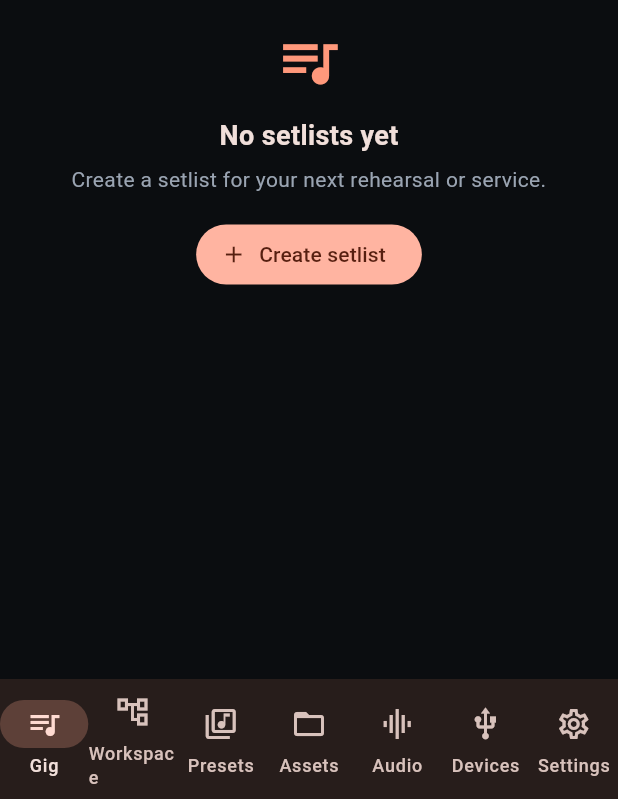
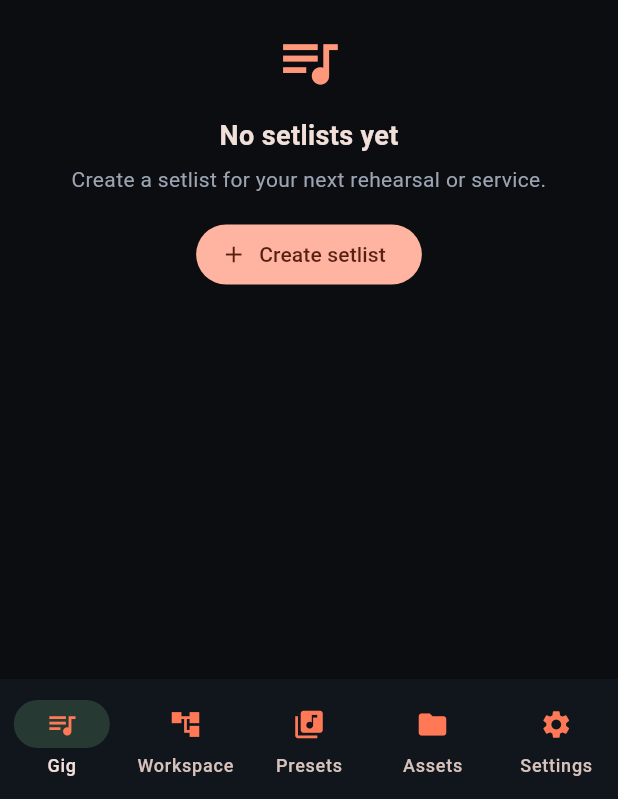
Before and after one commit to vcatindig06/rigcanvas, a Flutter app: the screen it shows after launch, on a phone screen of 412 x 824 dp, the part 437-1236 px from its top. Run offline on Flutter 3.47's test engine with Material 3 defaults, Android fonts, the phone set to English and light mode, and no system bars; our stand-ins replace file_picker, material_ui; missing offline and left inert: bluetooth_low_energy, dart:ffi.

Commit message:
feat(ui): streamline navigation and add pedalboard hardware visuals

```diff
--- a/app/lib/src/app.dart
+++ b/app/lib/src/app.dart
@@ -9,11 +9,9 @@ import 'data/asset_repository.dart';
 import 'data/preset_repository.dart';
 import 'data/setlist_repository.dart';
 import 'screens/asset_library_screen.dart';
-import 'screens/audio_engine_screen.dart';
-import 'screens/feature_placeholder_screen.dart';
-import 'screens/device_discovery_screen.dart';
 import 'screens/gig_view_screen.dart';
 import 'screens/preset_library_screen.dart';
+import 'screens/settings_screen.dart';
 import 'screens/workspace_screen.dart';
 import 'state/asset_controller.dart';
 import 'state/preset_controller.dart';
@@ -98,6 +96,17 @@ class _RigCanvasAppState extends State<RigCanvasApp> {
           surfaceTintColor: Colors.transparent,
           centerTitle: false,
         ),
+        navigationBarTheme: NavigationBarThemeData(
+          backgroundColor: const Color(0xFF11161C),
+          indicatorColor: const Color(0xFF263A33),
+          iconTheme: WidgetStateProperty.resolveWith<IconThemeData>(
+            (states) => const IconThemeData(color: Color(0xFFFF7956), size: 22),
+          ),
+        ),
+        navigationRailTheme: const NavigationRailThemeData(
+          selectedIconTheme: IconThemeData(color: Color(0xFFFF7956)),
+          unselectedIconTheme: IconThemeData(color: Color(0xFFFF7956)),
+        ),
       ),
       home: RigCanvasShell(
         presetController: _presetController,
@@ -134,41 +143,11 @@ class _RigCanvasShellState extends State<RigCanvasShell> {
   int _selectedIndex = 0;
 
   static const _destinations = <NavigationDestination>[
-    NavigationDestination(
-      icon: Icon(Icons.queue_music_outlined),
-      selectedIcon: Icon(Icons.queue_music),
-      label: 'Gig',
-    ),
-    NavigationDestination(
-      icon: Icon(Icons.account_tree_outlined),
-      selectedIcon: Icon(Icons.account_tree),
-      label: 'Workspace',
-    ),
-    NavigationDestination(
-      icon: Icon(Icons.library_music_outlined),
-      selectedIcon: Icon(Icons.library_music),
-      label: 'Presets',
-    ),
-    NavigationDestination(
-      icon: Icon(Icons.folder_open_outlined),
-      selectedIcon: Icon(Icons.folder_open),
-      label: 'Assets',
-    ),
-    NavigationDestination(
-      icon: Icon(Icons.graphic_eq_outlined),
-      selectedIcon: Icon(Icons.graphic_eq),
-      label: 'Audio',
-    ),
-    NavigationDestination(
-      icon: Icon(Icons.usb_outlined),
-      selectedIcon: Icon(Icons.usb),
-      label: 'Devices',
-    ),
-    NavigationDestination(
-      icon: Icon(Icons.settings_outlined),
-      selectedIcon: Icon(Icons.settings),
-      label: 'Settings',
-    ),
+    NavigationDestination(icon: Icon(Icons.queue_music), selectedIcon: Icon(Icons.queue_music), label: 'Gig'),
+    NavigationDestination(icon: Icon(Icons.account_tree), selectedIcon: Icon(Icons.account_tree), label: 'Workspace'),
+    NavigationDestination(icon: Icon(Icons.library_music), selectedIcon: Icon(Icons.library_music), label: 'Presets'),
+    NavigationDestination(icon: Icon(Icons.folder), selectedIcon: Icon(Icons.folder), label: 'Assets'),
+    NavigationDestination(icon: Icon(Icons.settings), selectedIcon: Icon(Icons.settings), label: 'Settings'),
   ];
 
   Widget _pageForIndex() {
@@ -196,25 +175,15 @@ class _RigCanvasShellState extends State<RigCanvasShell> {
           controller: widget.assetController,
         );
       case 4:
-        return AudioEngineScreen(
-          key: const ValueKey('audio-engine'),
-          controller: widget.presetController,
+        return SettingsScreen(
+          key: const ValueKey('settings'),
+          presetController: widget.presetController,
           assetController: widget.assetController,
-        );
-      case 5:
-        return DeviceDiscoveryScreen(
-          key: const ValueKey('devices'),
-          inventory: widget.usbInventory,
+          usbInventory: widget.usbInventory,
           hardwareGateway: widget.hardwareGateway,
         );
       default:
-        return const FeaturePlaceholderScreen(
-          key: ValueKey('settings'),
-          title: 'Settings',
-          description:
-              'Connection preferences, audio settings, appearance, and diagnostics will live here.',
-          icon: Icons.settings_outlined,
-        );
+        return const SizedBox.shrink();
     }
   }
 
--- a/app/lib/src/screens/asset_library_screen.dart
+++ b/app/lib/src/screens/asset_library_screen.dart
@@ -264,7 +264,7 @@ class _AssetLibraryScreenState extends State<AssetLibraryScreen> {
                   suffixIcon: _searchController.text.isEmpty
                       ? null
                       : IconButton(
-                          tooltip: 'Clear search',
+                          tooltip: '',
                           onPressed: () {
                             _searchController.clear();
                             setState(() {});
@@ -393,7 +393,7 @@ class _AssetCard extends StatelessWidget {
                   ),
                 ),
                 IconButton(
-                  tooltip: asset.isFavorite ? 'Remove favorite' : 'Add favorite',
+                  tooltip: '',
                   onPressed: onFavorite,
                   icon: Icon(
                     asset.isFavorite ? Icons.star : Icons.star_border,
@@ -403,7 +403,7 @@ class _AssetCard extends StatelessWidget {
                   ),
                 ),
                 PopupMenuButton<String>(
-                  tooltip: 'Asset actions',
+                  tooltip: '',
                   onSelected: (value) {
                     if (value == 'edit') onEdit();
                     if (value == 'delete') onDelete();
--- a/app/lib/src/screens/effect_model_picker_dialog.dart
+++ b/app/lib/src/screens/effect_model_picker_dialog.dart
@@ -166,7 +166,7 @@ class _EffectModelPickerDialogState extends State<EffectModelPickerDialog> {
                 suffixIcon: _searchController.text.isEmpty
                     ? null
                     : IconButton(
-                        tooltip: 'Clear search',
+                        tooltip: '',
                         onPressed: () {
                           _searchController.clear();
                           setState(() {});
--- a/app/lib/src/screens/gig_view_screen.dart
+++ b/app/lib/src/screens/gig_view_screen.dart
@@ -294,7 +294,7 @@ class _GigViewScreenState extends State<GigViewScreen> {
                     ),
                     const SizedBox(width: 8),
                     PopupMenuButton<String>(
-                      tooltip: 'Setlist actions',
+                      tooltip: '',
                       onSelected: (action) {
                         if (action == 'rename') _renameSetlist(setlist);
                         if (action == 'delete') _deleteSetlist(setlist);
@@ -384,13 +384,14 @@ class _GigViewScreenState extends State<GigViewScreen> {
                                     mainAxisSize: MainAxisSize.min,
                                     children: [
                                       IconButton(
-                                        tooltip: 'Load local rig',
+                                        tooltip: '',
                                         onPressed: preset == null
                                             ? null
                                             : () => _recallRig(song),
                                         icon: const Icon(Icons.play_arrow),
                                       ),
                                       PopupMenuButton<String>(
+                                        tooltip: '',
                                         onSelected: (action) {
                                           if (action == 'edit') _editSong(song);
                                           if (action == 'remove') _deleteSong(song);
```
Also changed, not shown: app/lib/src/screens/block_hardware_art.dart (added, +221 -0 lines), app/lib/src/screens/settings_screen.dart (added, +82 -0 lines), app/lib/src/screens/workspace_screen.dart (+4 -3 lines), 1 other file.
